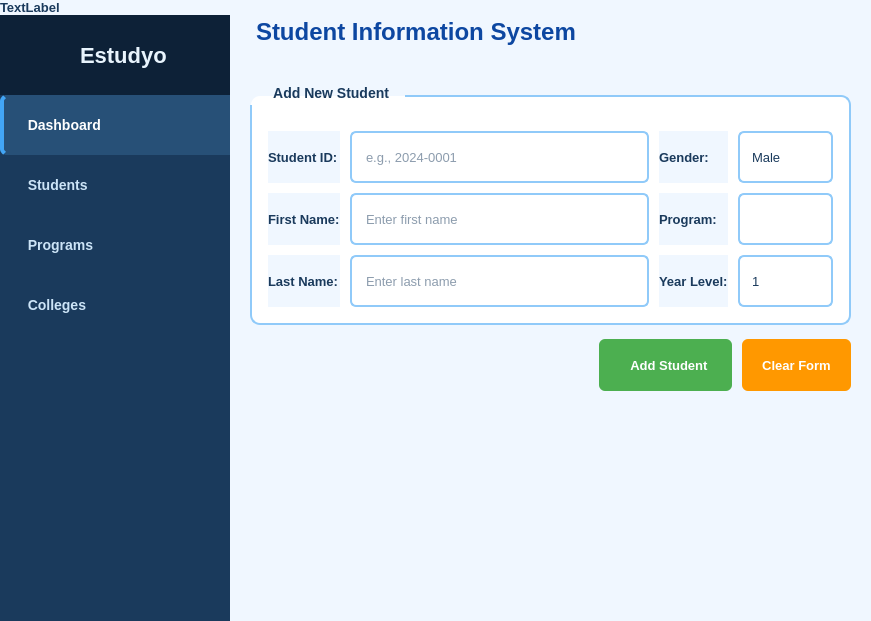
Above: estudyo_main.ui from shasheenahdeeneillelumasag/CCC151---SSIS before the change. Below: the same form after it.
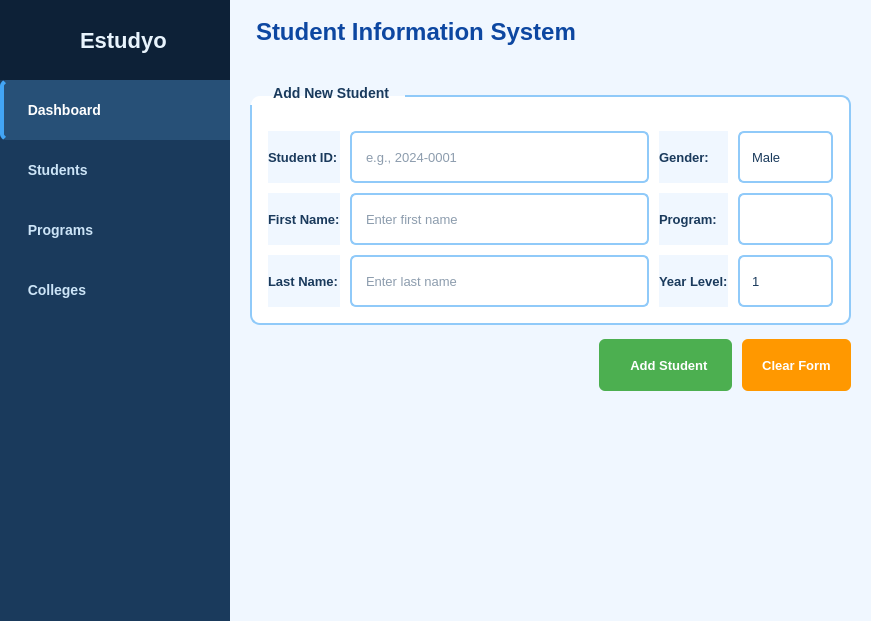
That is the form after the change. The open tabs and pages were chosen to show the change.

```diff
--- a/estudyo_main.ui
+++ b/estudyo_main.ui
@@ -179,13 +179,6 @@
        <property name="bottomMargin">
         <number>0</number>
        </property>
-       <item>
-        <widget class="QLabel" name="label_2">
-         <property name="text">
-          <string>TextLabel</string>
-         </property>
-        </widget>
-       </item>
        <item>
         <widget class="QFrame" name="logoFrame">
          <property name="minimumSize">
```
Left out of the diff: 2 changed lines with no effect on the pictures.
